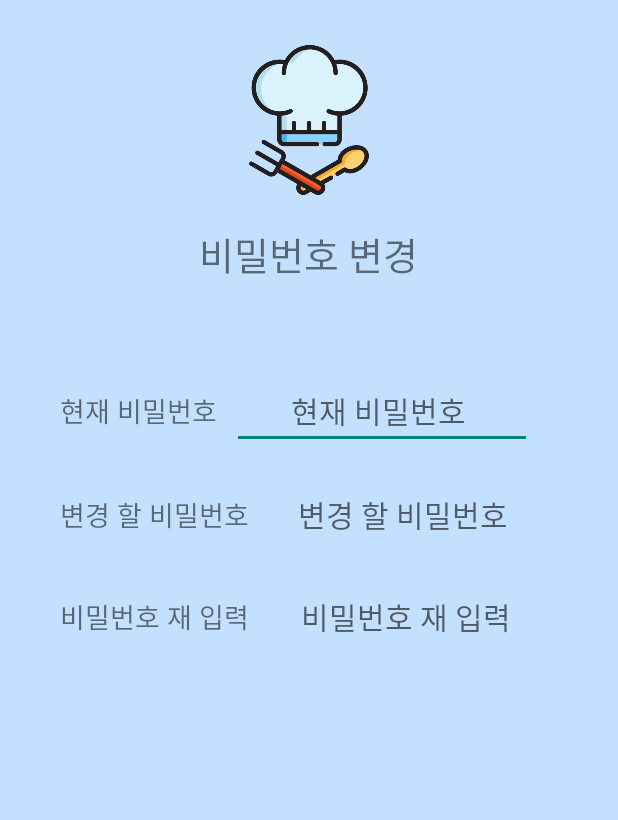
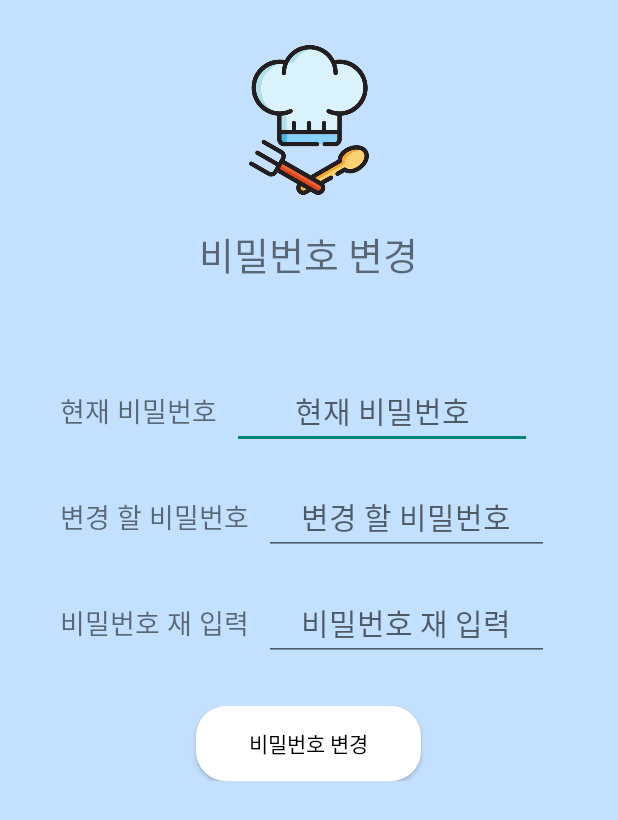
Before and after one commit to 1989010/Cooking, an Android app: the layout activity_changpassword.xml on its own in the app's theme, with its tools: preview values and no code run, on a phone screen of 412 x 824 dp. Shown: the top 820 px of the screen. Run offline under Robolectric (Android 15) with nearby library versions, the phone set to English and light mode, and no system bars.

Commit message:
프로필 내정보, 비밀번호 변경, 로그아웃 기능 구현.

```diff
--- a/app/src/main/java/com/cookandroid/cooking/Koreanmain.java
+++ b/app/src/main/java/com/cookandroid/cooking/Koreanmain.java
@@ -78,7 +78,9 @@ public class Koreanmain extends AppCompatActivity {
                     finish(); // 현재 액티비티 종료
                     return true;
                 case R.id.menu_profile:
-                    // 프로필 기능 추가 (원하는 기능을 여기에 추가)
+                    Intent intent3 = new Intent(Koreanmain.this, profile.class);
+                    startActivity(intent3);
+                    finish(); // 현재 액티비티 종료
                     return true;
                 default:
                     return false;
--- a/app/src/main/java/com/cookandroid/cooking/MainActivity.java
+++ b/app/src/main/java/com/cookandroid/cooking/MainActivity.java
@@ -47,12 +47,15 @@ public class MainActivity extends AppCompatActivity {
                     finish(); // 현재 액티비티 종료
                     return true;
                 case R.id.menu_profile:
-                    // 프로필 기능 추가 (원하는 기능을 여기에 추가)
+                    Intent intent3 = new Intent(MainActivity.this, profile.class);
+                    startActivity(intent3);
+                    finish(); // 현재 액티비티 종료
                     return true;
                 default:
                     return false;
             }
         });
+
 
         // 각 버튼 찾기
         koreanButton = findViewById(R.id.main_korean);
--- a/app/src/main/java/com/cookandroid/cooking/Saladmain.java
+++ b/app/src/main/java/com/cookandroid/cooking/Saladmain.java
@@ -78,7 +78,9 @@ public class Saladmain extends AppCompatActivity {
                     finish(); // 현재 액티비티 종료
                     return true;
                 case R.id.menu_profile:
-                    // 프로필 기능 추가 (원하는 기능을 여기에 추가)
+                    Intent intent3 = new Intent(Saladmain.this, profile.class);
+                    startActivity(intent3);
+                    finish(); // 현재 액티비티 종료
                     return true;
                 default:
                     return false;
--- a/app/src/main/java/com/cookandroid/cooking/Snack_barmain.java
+++ b/app/src/main/java/com/cookandroid/cooking/Snack_barmain.java
@@ -78,7 +78,9 @@ public class Snack_barmain extends AppCompatActivity {
                     finish(); // 현재 액티비티 종료
                     return true;
                 case R.id.menu_profile:
-                    // 프로필 기능 추가 (원하는 기능을 여기에 추가)
+                    Intent intent3 = new Intent(Snack_barmain.this, profile.class);
+                    startActivity(intent3);
+                    finish(); // 현재 액티비티 종료
                     return true;
                 default:
                     return false;
--- a/app/src/main/java/com/cookandroid/cooking/Westernmain.java
+++ b/app/src/main/java/com/cookandroid/cooking/Westernmain.java
@@ -77,7 +77,9 @@ public class Westernmain extends AppCompatActivity {
                     finish(); // 현재 액티비티 종료
                     return true;
                 case R.id.menu_profile:
-                    // 프로필 기능 추가 (원하는 기능을 여기에 추가)
+                    Intent intent3 = new Intent(Westernmain.this, profile.class);
+                    startActivity(intent3);
+                    finish(); // 현재 액티비티 종료
                     return true;
                 default:
                     return false;
--- a/app/src/main/res/layout/activity_changpassword.xml
+++ b/app/src/main/res/layout/activity_changpassword.xml
@@ -52,17 +52,18 @@
 
             <!-- 현재 비밀번호 작성 칸  !-->
             <EditText
-                android:id="@+id/changpassword_password"
+                android:id="@+id/changepassword_password"
                 android:layout_width="200dp"
                 android:layout_height="wrap_content"
                 android:layout_marginLeft="10dp"
                 android:gravity="center"
                 android:textSize="20sp"
-                android:hint="현재 비밀번호 ">
+                android:hint="현재 비밀번호"
+                android:inputType="textPassword">
             </EditText>
         </LinearLayout>
 
-        <!-- 변경 할 비민번호 관리 !-->
+        <!-- 변경 할 비밀번호 관리 !-->
         <LinearLayout
             android:layout_width="330dp"
             android:layout_height="wrap_content"
@@ -79,15 +80,16 @@
                 android:textSize="18sp"></TextView>
 
             <!-- 변경 할 비밀번호 작성 칸 !-->
-            <TextView
-                android:id="@+id/changpassword_newpassword"
+            <EditText
+                android:id="@+id/changepassword_newpassword"
                 android:layout_width="190dp"
                 android:layout_height="wrap_content"
                 android:layout_marginLeft="10dp"
                 android:gravity="center"
                 android:textSize="20sp"
-                android:hint="변경 할 비밀번호 ">
-            </TextView>
+                android:hint="변경 할 비밀번호"
+                android:inputType="textPassword">
+            </EditText>
         </LinearLayout>
 
         <!-- 비밀번호 재 입력 !-->
@@ -98,7 +100,7 @@
             android:layout_marginTop="20dp"
             android:layout_marginLeft="40dp">
 
-            <!-- 이메일 !-->
+            <!-- 비밀번호 재 입력 !-->
             <TextView
                 android:layout_width="wrap_content"
                 android:layout_height="48dp"
@@ -106,16 +108,35 @@
                 android:text="비밀번호 재 입력"
                 android:textSize="18sp"></TextView>
 
-            <!-- 본인 이메일  !-->
-            <TextView
-                android:id="@+id/changpassword_newpassword2"
+            <!-- 비밀번호 재 입력 작성 칸  !-->
+            <EditText
+                android:id="@+id/changepassword_newpassword2"
                 android:layout_width="190dp"
                 android:layout_height="wrap_content"
                 android:layout_marginLeft="10dp"
                 android:gravity="center"
                 android:textSize="20sp"
-                android:hint="비밀번호 재 입력">
-            </TextView>
+                android:hint="비밀번호 재 입력"
+                android:inputType="textPassword">
+            </EditText>
+        </LinearLayout>
+
+        <!-- 변경 버튼 -->
+        <LinearLayout
+            android:layout_width="match_parent"
+            android:layout_height="wrap_content"
+            android:orientation="horizontal"
+            android:gravity="center"
+            android:layout_marginTop="30dp">
+
+            <Button
+                android:id="@+id/btn_change_password"
+                android:layout_width="150dp"
+                android:layout_height="50dp"
+                android:textColor="@color/black"
+                android:background="@drawable/button_background"
+                android:text="비밀번호 변경">
+            </Button>
         </LinearLayout>
     </LinearLayout>
 </LinearLayout>
--- a/app/src/main/res/layout/activity_myprofile.xml
+++ b/app/src/main/res/layout/activity_myprofile.xml
@@ -85,7 +85,7 @@
                 android:layout_marginLeft="10dp"
                 android:gravity="center"
                 android:textSize="15sp"
-                android:text="본인 이메일">
+                android:text="본인 닉네임">
             </TextView>
         </LinearLayout>
 
```
Also changed, not shown: app/src/main/java/com/cookandroid/cooking/MapsActivity.java (+2 -44 lines), app/src/main/java/com/cookandroid/cooking/RegisterActivity.java (+10 -7 lines), app/src/main/java/com/cookandroid/cooking/UserAccount.java (+10 -0 lines), app/src/main/java/com/cookandroid/cooking/changpassword.java (+80 -0 lines), app/src/main/java/com/cookandroid/cooking/myprofile.java (+66 -0 lines), app/src/main/java/com/cookandroid/cooking/profile.java (+89 -0 lines), app/src/main/res/layout/activity_profile.xml (+36 -2 lines).
